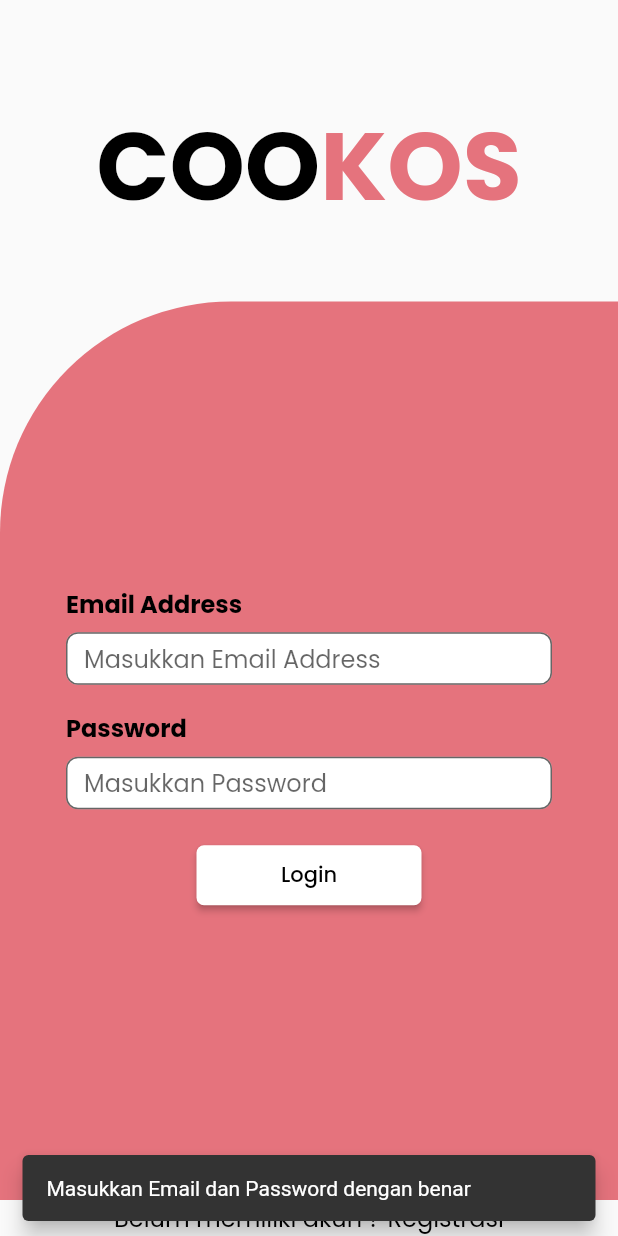
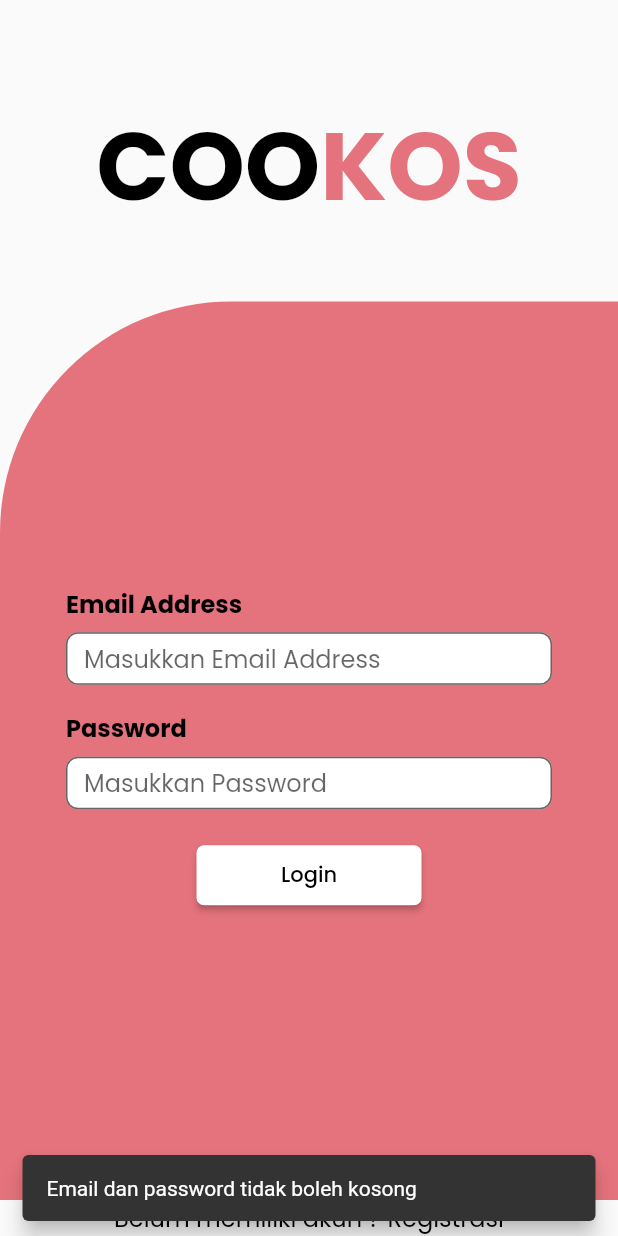
Before and after one commit to Bodan07/COOKOS_NEW, a Flutter app: the screen it shows after launch, after a tap on "Login", on a phone screen of 412 x 824 dp. Run offline on Flutter 3.47's test engine with Material 2 defaults, Android fonts, the phone set to English and light mode, and no system bars; our stand-ins replace cloud_firestore, firebase_auth, firebase_core, firebase_storage, flutter_rating_bar, get and 2 more; accounts and stored records are empty.

```diff
--- a/lib/screen/login.dart
+++ b/lib/screen/login.dart
@@ -113,8 +113,8 @@ class _LoginPageState extends State<LoginPage> {
                           if (emailController.text == "" &&
                               passwordController.text == "") {
                             ScaffoldMessenger.of(context).showSnackBar(SnackBar(
-                              content: Text(
-                                  "Masukkan Email dan Password dengan benar"),
+                              content:
+                                  Text("Email dan password tidak boleh kosong"),
                               behavior: SnackBarBehavior.floating,
                             ));
                           } else {
--- a/lib/screen/registrasi.dart
+++ b/lib/screen/registrasi.dart
@@ -128,7 +128,7 @@ class _RegistrasiPageState extends State<Registrasi> {
                               passwordController.text == "") {
                             ScaffoldMessenger.of(context).showSnackBar(SnackBar(
                               content: Text(
-                                  "Masukkan Username, Email dan Passowrd dengan benar"),
+                                  "Username, Email dan Passowrd tidak boleh kosong"),
                               behavior: SnackBarBehavior.floating,
                             ));
                           } else {
```
Also changed, not shown: lib/model/Profile.dart (+8 -0 lines), lib/model/Resep.dart (+19 -3 lines), lib/screen/input_resep.dart (+9 -5 lines).
